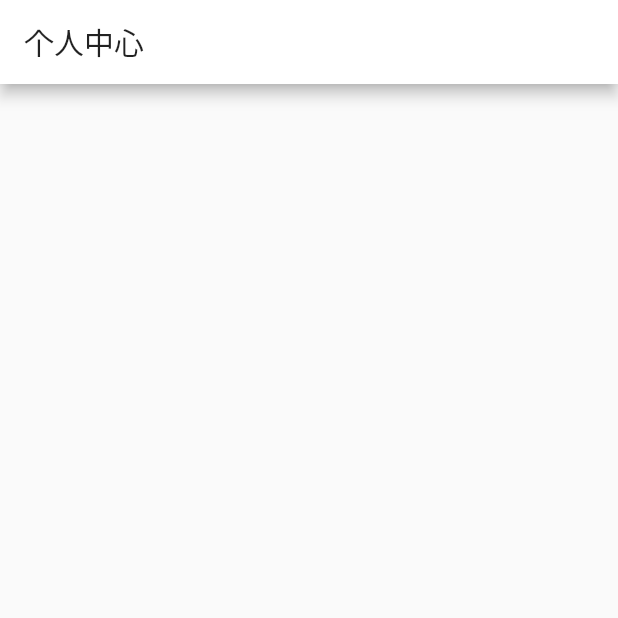
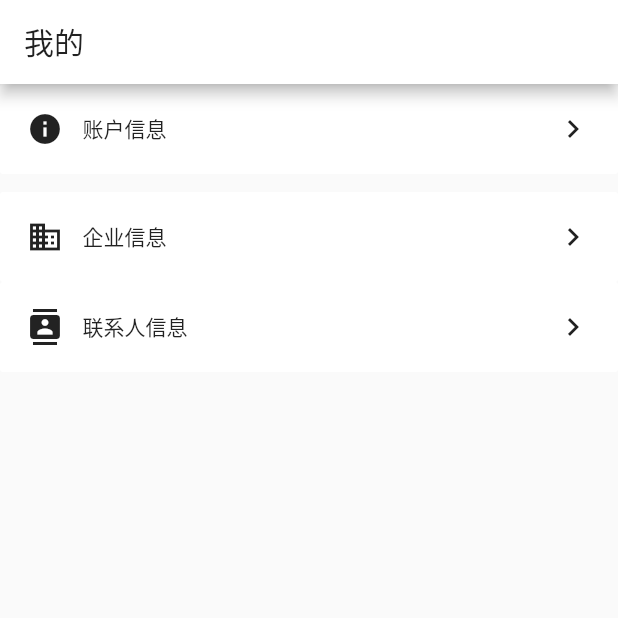
Before and after one commit to MostarChow/ace_flutter, a Flutter app: the Mine screen opened directly, on a phone screen of 412 x 824 dp, the top half of it. Run offline on Flutter 3.47's test engine with Material 2 defaults, Android fonts, the light colour scheme and no system bars; our stand-ins replace cached_network_image; network calls fail.

Commit message:
修改项目结构，增加颜色配置类

```diff
--- /dev/null
+++ b/ace_flutter/lib/common/resources/colors.dart
@@ -0,0 +1,15 @@
+import 'package:flutter/material.dart';
+
+class MCColors {
+  // 主色调
+  static const primary_color = Color.fromRGBO(51, 51, 51, 1);
+
+  // 背景
+  static const background_color = Color.fromRGBO(245, 245, 245, 1);
+
+  // 分割线
+  static const line_color = Color.fromRGBO(204, 204, 204, 1);
+
+  // 红色金额
+  static const money_color = Color.fromRGBO(233, 0, 0, 1);
+}
--- /dev/null
+++ b/ace_flutter/lib/common/utils/config.dart
@@ -0,0 +1,30 @@
+import 'package:flutter/material.dart';
+
+
+
+class Config {
+
+  /*
+  项目工具
+   */
+
+  // 主机名
+  static String host() {
+    return 'https://www.easy-mock.com/mock/5c3590153df7227eb0a9d485/acestore';
+  }
+
+  /*
+  系统工具
+   */
+
+  // 屏幕宽度
+  static double maxWidth(BuildContext context) {
+   return MediaQuery.of(context).size.width;
+  }
+  // 屏幕高度
+  static double maxHeight(BuildContext context) {
+    return MediaQuery.of(context).size.height;
+  }
+
+
+}
--- a/ace_flutter/lib/sources/modules/client/client.dart
+++ b/ace_flutter/lib/modules/client/client.dart
@@ -1,4 +1,5 @@
 import 'package:flutter/material.dart';
+import '../../common/resources/colors.dart';
 import 'total_sales.dart';
 import 'recent_shopping.dart';
 import 'shopping_times.dart';
@@ -22,7 +23,6 @@ class _ClientState extends State<Client> with AutomaticKeepAliveClientMixin {
   void initState() {
     // TODO: implement initState
     super.initState();
-
     _viewControllers = [
       new TotalSales(),
       new RecentShopping(),
@@ -52,6 +52,7 @@ class _ClientState extends State<Client> with AutomaticKeepAliveClientMixin {
 
   Widget tabBar() {
     return TabBar(
+        indicatorColor: MCColors.primary_color,
         tabs: <Widget> [
           Tab(text: '总交易额'),
           Tab(text: '最近购物'),
--- a/ace_flutter/lib/sources/modules/client/detail.dart
+++ b/ace_flutter/lib/modules/client/detail.dart
@@ -1,4 +1,5 @@
 import 'package:flutter/material.dart';
+import '../../common/utils/config.dart';
 
 class Detail extends StatefulWidget {
   @override
@@ -42,7 +43,7 @@ class _DetailState extends State<Detail> {
         Image.asset(
           'assets/images/client_header_bg.png',
           fit: BoxFit.fitWidth,
-          width: MediaQuery.of(context).size.width,
+          width: Config.maxWidth(context),
           height: 187,
         ),
         // 内容
--- /dev/null
+++ b/ace_flutter/lib/modules/mine/mine.dart
@@ -0,0 +1,135 @@
+import 'package:flutter/material.dart';
+import '../../common/utils/config.dart';
+import '../../common/resources/colors.dart';
+
+class Mine extends StatefulWidget {
+  @override
+  State<StatefulWidget> createState() {
+    return _MineState();
+  }
+}
+
+class _MineState extends State<Mine> {
+
+  @override
+  void initState() {
+    // TODO: implement initState
+    super.initState();
+  }
+
+  @override
+  Widget build(BuildContext context) {
+    return Scaffold(
+      appBar: AppBar(
+        title: Text('我的'),
+      ),
+
+      body: body(),
+    );
+  }
+
+  Widget body() {
+    return Column(
+        children: <Widget>[
+          // 账户信息
+          account(),
+          // 企业信息
+          enterprise(),
+          // 联系人信息
+          contact(),
+        ],
+      );
+  }
+
+  Widget account() {
+    var view = Container(
+      padding: EdgeInsets.all(18),
+      width: Config.maxWidth(context),
+      child: Row(
+        mainAxisAlignment: MainAxisAlignment.spaceBetween,
+        children: <Widget>[
+          Wrap(
+            spacing: 13,
+            crossAxisAlignment: WrapCrossAlignment.center,
+            children: <Widget>[
+              Icon(Icons.info),
+              Text('账户信息')
+            ],
+          ),
+          Icon(Icons.keyboard_arrow_right),
+        ],
+      ),
+    );
+
+    var button = FlatButton(
+      onPressed: (){
+      },
+      color: Colors.white,
+      padding: EdgeInsets.zero,
+      child: view,
+    );
+
+    return Container(
+      padding: EdgeInsets.only(bottom: 12),
+      child: button,
+    );
+  }
+
+  Widget enterprise() {
+    var view = Container(
+      padding: EdgeInsets.all(18),
+      width: Config.maxWidth(context),
+      child:  Row(
+        mainAxisAlignment: MainAxisAlignment.spaceBetween,
+        children: <Widget>[
+          Wrap(
+            spacing: 13,
+            crossAxisAlignment: WrapCrossAlignment.center,
+            children: <Widget>[
+              Icon(Icons.business),
+              Text('企业信息')
+            ],
+          ),
+          Icon(Icons.keyboard_arrow_right),
+        ],
+      ),
+    );
+
+    return FlatButton(
+      onPressed: (){},
+      color: Colors.white,
+      padding: EdgeInsets.zero,
+      child: view,
+    );
+  }
+
+  Widget contact() {
+    var view = Container(
+      padding: EdgeInsets.all(18),
+      width: Config.maxWidth(context),
+      child:  Row(
+        mainAxisAlignment: MainAxisAlignment.spaceBetween,
+        children: <Widget>[
+          Wrap(
+            spacing: 13,
+            crossAxisAlignment: WrapCrossAlignment.center,
+            children: <Widget>[
+              Icon(Icons.contacts),
+              Text('联系人信息')
+            ],
+          ),
+          Icon(Icons.keyboard_arrow_right),
+        ],
+      ),
+    );
+
+    return FlatButton(
+      onPressed: (){},
+      color: Colors.white,
+      padding: EdgeInsets.zero,
+      child: view,
+    );
+  }
+
+
+}
--- a/ace_flutter/lib/sources/modules/mine/mine.dart
+++ /dev/null
@@ -1,27 +0,0 @@
-import 'package:flutter/material.dart';
-
-class Mine extends StatefulWidget {
-  @override
-  State<StatefulWidget> createState() {
-    return _MineState();
-  }
-}
-
-class _MineState extends State<Mine> with AutomaticKeepAliveClientMixin {
-
-  @override
-  // TODO: implement wantKeepAlive
-  bool get wantKeepAlive => true;
-
-  @override
-  Widget build(BuildContext context) {
-    super.build(context);
-    return Scaffold(
-      appBar: AppBar(
-        title: Text('个人中心'),
-      ),
-
-    );
-  }
-
-}
```
Also changed, not shown: ace_flutter/lib/common/utils/networking.dart (renamed from ace_flutter/lib/sources/utils/networking.dart, +7 -9 lines), ace_flutter/lib/main.dart (+8 -6 lines), ace_flutter/lib/modules/client/recent_shopping.dart (renamed from ace_flutter/lib/sources/modules/client/total_sales.dart, +17 -16 lines), ace_flutter/lib/modules/client/shopping_times.dart (renamed from ace_flutter/lib/sources/modules/client/shopping_times.dart, +8 -6 lines), ace_flutter/lib/modules/client/total_sales.dart (renamed from ace_flutter/lib/sources/modules/client/recent_shopping.dart, +18 -15 lines), ace_flutter/lib/modules/store/store.dart (renamed from ace_flutter/lib/sources/modules/store/store.dart, +5 -4 lines), ace_flutter/lib/modules/settings/settings.dart (renamed from ace_flutter/lib/sources/modules/settings/settings.dart), 1 other file.
